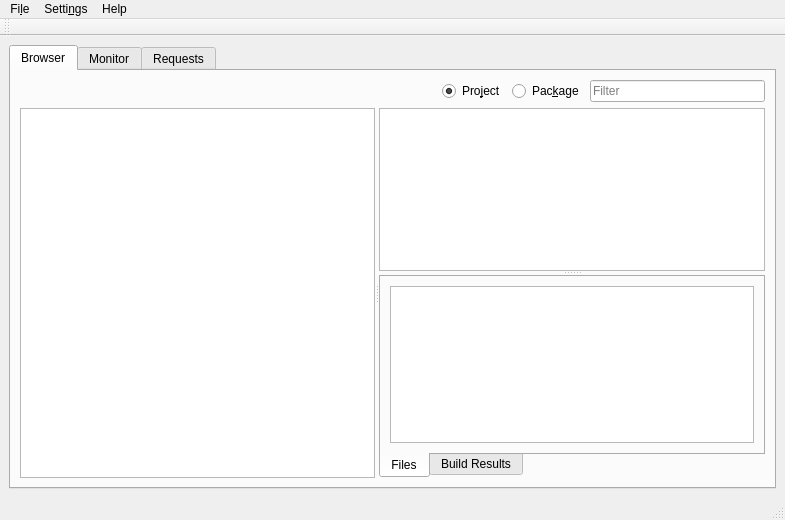
First picture: the form in src/mainwindow.ui, repository javierllorente/qactus, before the edit.
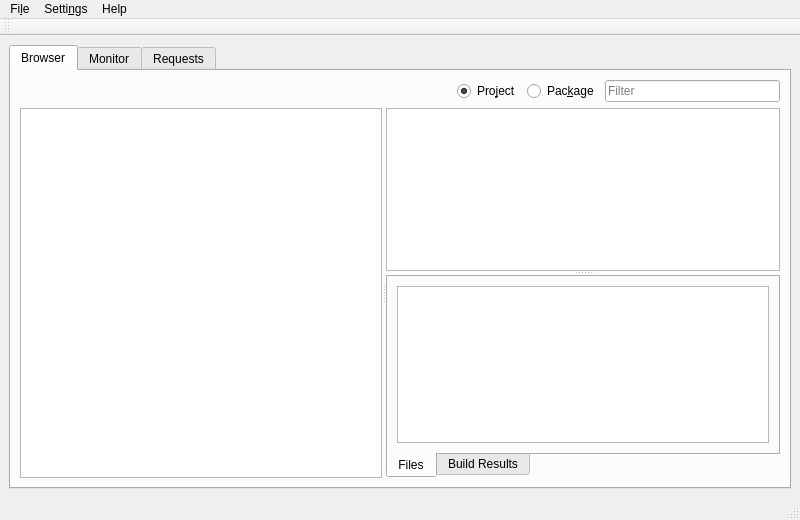
Second picture: the form after the edit. Icons and pictures are not drawn. Custom widgets are drawn as their Qt base class.

Commit message: Make the MainWindow UI a bit wider

Patch:
```diff
--- a/src/mainwindow.ui
+++ b/src/mainwindow.ui
@@ -6,7 +6,7 @@
    <rect>
     <x>0</x>
     <y>0</y>
-    <width>785</width>
+    <width>800</width>
     <height>520</height>
    </rect>
   </property>
@@ -358,7 +358,7 @@
     <rect>
      <x>0</x>
      <y>0</y>
-     <width>785</width>
+     <width>800</width>
      <height>30</height>
     </rect>
    </property>
```
